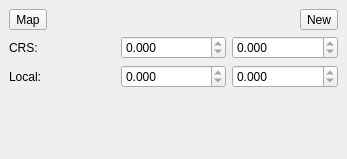
lparchaeology/ArkPlan, file grid/grid_dock_base.ui: the form before one commit.
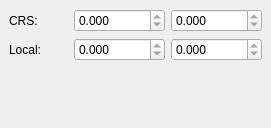
The form after the commit. Custom widgets are drawn as their Qt base class.

Commit message: Rework grid to be standalone using just grid points layer

What changed in the file:
```diff
--- a/grid/grid_dock_base.ui
+++ b/grid/grid_dock_base.ui
@@ -6,8 +6,8 @@
    <rect>
     <x>0</x>
     <y>0</y>
-    <width>347</width>
-    <height>159</height>
+    <width>271</width>
+    <height>128</height>
    </rect>
   </property>
   <property name="windowTitle">
@@ -15,43 +15,6 @@
   </property>
   <widget class="QWidget" name="GridDockContents">
    <layout class="QVBoxLayout" name="verticalLayout">
-    <item>
-     <layout class="QHBoxLayout" name="horizontalLayout">
-      <item>
-       <widget class="QToolButton" name="mapGridTool">
-        <property name="text">
-         <string>Map</string>
-        </property>
-        <property name="checkable">
-         <bool>true</bool>
-        </property>
-       </widget>
-      </item>
-      <item>
-       <spacer name="horizontalSpacer">
-        <property name="orientation">
-         <enum>Qt::Horizontal</enum>
-        </property>
-        <property name="sizeHint" stdset="0">
-         <size>
-          <width>40</width>
-          <height>20</height>
-         </size>
-        </property>
-       </spacer>
-      </item>
-      <item>
-       <widget class="QToolButton" name="newGridTool">
-        <property name="toolTip">
-         <string/>
-        </property>
-        <property name="text">
-         <string>New</string>
-        </property>
-       </widget>
-      </item>
-     </layout>
-    </item>
     <item>
      <layout class="QGridLayout" name="gridLayout">
       <item row="0" column="0">
```
The commit also changes 4 other files.
